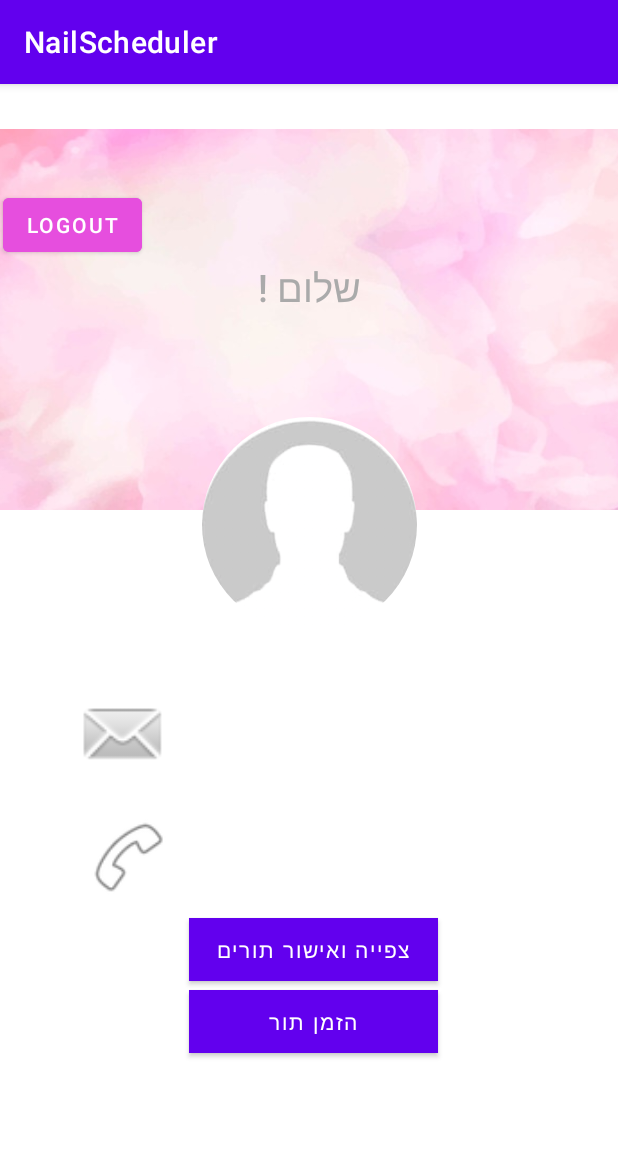
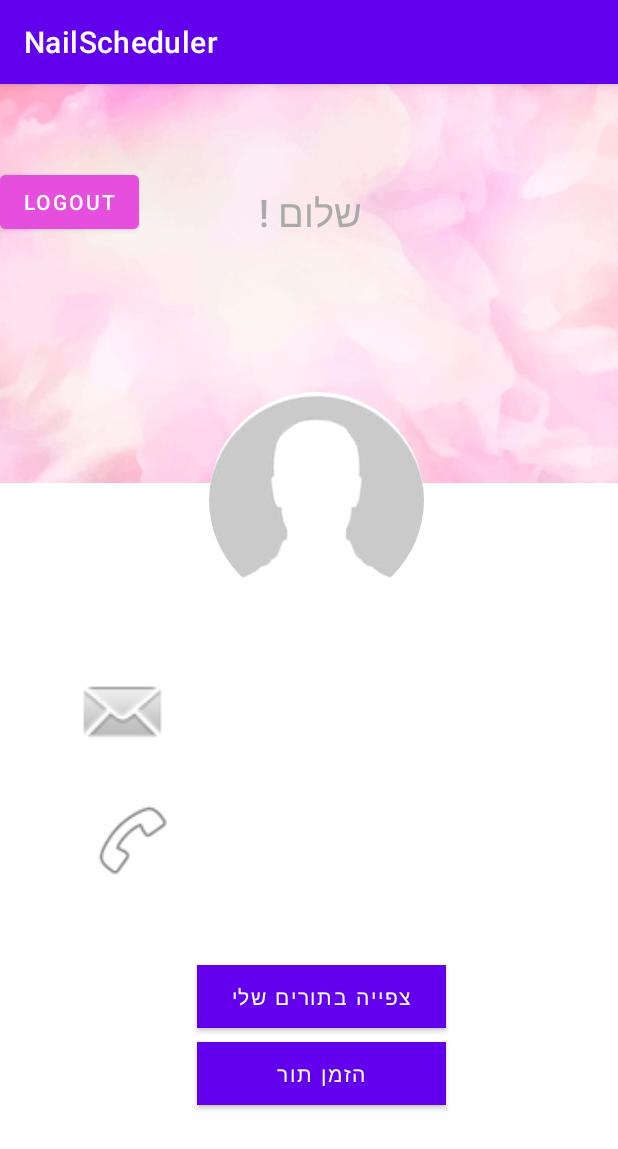
Before and after one commit to ElielGez/NailScheduler, an Android app: the ProfileClient screen opened directly, with no data from a screen before it, on a phone screen of 412 x 824 dp. Shown: the top 1149 px of the screen. Run offline under Robolectric (Android 15) with nearby library versions, the phone set to English and light mode, and no system bars; our stand-ins replace CircleImageView, Firebase (no records; nobody signed in at launch, a user with empty details on screens opened directly); 3 statements that could not run were skipped.

Commit message:
Fixed Button Constraints

```diff
--- a/app/src/main/AndroidManifest.xml
+++ b/app/src/main/AndroidManifest.xml
@@ -9,7 +9,8 @@
         android:roundIcon="@mipmap/ic_launcher_round"
         android:supportsRtl="true"
         android:theme="@style/Theme.NailScheduler">
-        <activity android:name=".ProfileClient"></activity>
+        <activity android:name=".ClientManageApts" />
+        <activity android:name=".ProfileClient" />
         <activity android:name=".ProfileBusiness" />
         <activity android:name=".RegisterBusiness" />
         <activity android:name=".RegisterClient" />
--- a/app/src/main/java/com/example/nailscheduler/AppointmentAdapter.java
+++ b/app/src/main/java/com/example/nailscheduler/AppointmentAdapter.java
@@ -48,6 +48,7 @@
         }
         Appointment currentAppointment = getItem(position);
         if(currentAppointment!=null) {
+
             TextView clientNameTextView = (TextView) listItemView.findViewById(R.id.client_name);
             clientNameTextView.setText(currentAppointment.getClientName());
 
--- a/app/src/main/java/com/example/nailscheduler/ProfileBusiness.java
+++ b/app/src/main/java/com/example/nailscheduler/ProfileBusiness.java
@@ -45,9 +45,9 @@
         emailTxtView = findViewById(R.id.tv_email);
         manage_apt =findViewById(R.id.manage_appointments);
         fAuth = FirebaseAuth.getInstance();
-        FirebaseUser CurrentUser = fAuth.getCurrentUser();
-        String CUid = CurrentUser.getUid();
-        userRef = FirebaseDatabase.getInstance().getReference().child("BusinessOwners").child(CUid);
+        FirebaseUser currentUser = fAuth.getCurrentUser();
+        String cUid = currentUser.getUid();
+        userRef = FirebaseDatabase.getInstance().getReference().child("BusinessOwners").child(cUid);
 
         // Read from the database
         userRef.addValueEventListener(new ValueEventListener() {
--- a/app/src/main/java/com/example/nailscheduler/ProfileClient.java
+++ b/app/src/main/java/com/example/nailscheduler/ProfileClient.java
@@ -47,9 +47,9 @@
         manageAppointment = findViewById(R.id.btn_apt_hist);
         scheduleAppointment = findViewById(R.id.btn_sched_apt);
         fAuth = FirebaseAuth.getInstance();
-        FirebaseUser CurrentUser = fAuth.getCurrentUser();
-        String CUid = CurrentUser.getUid();
-        userRef = FirebaseDatabase.getInstance().getReference().child("Clients").child(CUid);
+        FirebaseUser currentUser = fAuth.getCurrentUser();
+        String cUid = currentUser.getUid();
+        userRef = FirebaseDatabase.getInstance().getReference().child("Clients").child(cUid);
 
         // Read from the database
         userRef.addValueEventListener(new ValueEventListener() {
@@ -74,7 +74,8 @@
         manageAppointment.setOnClickListener(new View.OnClickListener() {
             @Override
             public void onClick(View v) {
-
+                Intent i = new Intent(ProfileClient.this, ClientManageApts.class);
+                startActivity(i);
             }
         });
         scheduleAppointment.setOnClickListener(new View.OnClickListener() {
--- a/app/src/main/res/layout/activity_profile_client.xml
+++ b/app/src/main/res/layout/activity_profile_client.xml
@@ -10,47 +10,49 @@
         android:id="@+id/btn_apt_hist"
         android:layout_width="166dp"
         android:layout_height="42dp"
-        android:layout_marginTop="556dp"
         android:background="#FFFFFF"
         android:backgroundTint="#CAC8C8"
         android:text="@string/client_Pro"
         android:textColor="#FFFFFF"
         android:textColorLink="#FFFFFF"
+        app:layout_constraintBottom_toBottomOf="parent"
         app:layout_constraintEnd_toEndOf="parent"
-        app:layout_constraintHorizontal_bias="0.512"
+        app:layout_constraintHorizontal_bias="0.534"
         app:layout_constraintStart_toStartOf="parent"
-        app:layout_constraintTop_toTopOf="parent" />
+        app:layout_constraintTop_toTopOf="parent"
+        app:layout_constraintVertical_bias="0.809" />
 
     <Button
         android:id="@+id/btn_sched_apt"
         android:layout_width="166dp"
         android:layout_height="42dp"
-        android:layout_marginTop="604dp"
         android:background="#FFFFFF"
         android:backgroundTint="#CAC8C8"
         android:text="@string/client_Pro_schedule"
         android:textColor="#FFFFFF"
         android:textColorLink="#FFFFFF"
+        app:layout_constraintBottom_toBottomOf="parent"
         app:layout_constraintEnd_toEndOf="parent"
-        app:layout_constraintHorizontal_bias="0.512"
+        app:layout_constraintHorizontal_bias="0.534"
         app:layout_constraintStart_toStartOf="parent"
-        app:layout_constraintTop_toTopOf="parent" />
+        app:layout_constraintTop_toTopOf="parent"
+        app:layout_constraintVertical_bias="0.88" />
 
     <androidx.constraintlayout.widget.ConstraintLayout
         android:id="@+id/constraintLayout"
-        android:layout_width="441dp"
-        android:layout_height="254dp"
-        android:layout_marginBottom="484dp"
+        android:layout_width="446dp"
+        android:layout_height="266dp"
         android:background="@drawable/pink"
         app:layout_constraintBottom_toBottomOf="parent"
         app:layout_constraintEnd_toEndOf="parent"
-        app:layout_constraintStart_toStartOf="parent">
+        app:layout_constraintStart_toStartOf="parent"
+        app:layout_constraintTop_toTopOf="parent"
+        app:layout_constraintVertical_bias="0.0">
 
         <Button
             android:id="@+id/logout"
             android:layout_width="wrap_content"
             android:layout_height="wrap_content"
-            android:layout_marginBottom="46dp"
             android:backgroundTint="#E64EDE"
             android:onClick="logout"
             android:text="Logout"
@@ -66,30 +68,28 @@
             android:id="@+id/tv_hello"
             android:layout_width="wrap_content"
             android:layout_height="wrap_content"
-            android:layout_marginStart="8dp"
-            android:layout_marginTop="88dp"
-            android:layout_marginEnd="8dp"
             android:fontFamily="sans-serif-condensed-medium"
             android:text="@string/hello_Pro"
             android:textAlignment="center"
             android:textColor="@android:color/darker_gray"
             android:textSize="25sp"
+            app:layout_constraintBottom_toBottomOf="parent"
             app:layout_constraintEnd_toEndOf="parent"
+            app:layout_constraintHorizontal_bias="0.501"
             app:layout_constraintStart_toStartOf="parent"
-            app:layout_constraintTop_toTopOf="parent" />
+            app:layout_constraintTop_toTopOf="parent"
+            app:layout_constraintVertical_bias="0.293" />
 
         <TextView
             android:id="@+id/tv_name"
             android:layout_width="wrap_content"
             android:layout_height="wrap_content"
-            android:layout_marginStart="8dp"
-            android:layout_marginTop="144dp"
-            android:layout_marginEnd="8dp"
             android:fontFamily="sans-serif-condensed-medium"
             android:text=" "
             android:textAlignment="center"
             android:textColor="@android:color/darker_gray"
             android:textSize="25sp"
+            app:layout_constraintBottom_toBottomOf="parent"
             app:layout_constraintEnd_toEndOf="parent"
             app:layout_constraintStart_toStartOf="parent"
             app:layout_constraintTop_toTopOf="parent" />
@@ -100,44 +100,49 @@
         android:id="@+id/iv_email"
         android:layout_width="103dp"
         android:layout_height="68dp"
-        android:layout_marginBottom="300dp"
         app:layout_constraintBottom_toBottomOf="parent"
         app:layout_constraintEnd_toEndOf="parent"
         app:layout_constraintHorizontal_bias="0.1"
         app:layout_constraintStart_toStartOf="parent"
+        app:layout_constraintTop_toTopOf="parent"
+        app:layout_constraintVertical_bias="0.55"
         app:srcCompat="@android:drawable/sym_action_email" />
 
     <TextView
         android:id="@+id/tv_email"
         android:layout_width="wrap_content"
         android:layout_height="wrap_content"
-        android:layout_marginBottom="324dp"
         android:text=" "
         app:layout_constraintBottom_toBottomOf="parent"
         app:layout_constraintEnd_toEndOf="parent"
-        app:layout_constraintHorizontal_bias="0.494"
-        app:layout_constraintStart_toStartOf="parent" />
+        app:layout_constraintHorizontal_bias="0.502"
+        app:layout_constraintStart_toStartOf="parent"
+        app:layout_constraintTop_toTopOf="parent"
+        app:layout_constraintVertical_bias="0.547" />
 
     <ImageView
         android:id="@+id/iv_phone"
         android:layout_width="91dp"
         android:layout_height="57dp"
-        android:layout_marginStart="40dp"
-        android:layout_marginBottom="224dp"
         app:layout_constraintBottom_toBottomOf="parent"
+        app:layout_constraintEnd_toEndOf="parent"
+        app:layout_constraintHorizontal_bias="0.134"
         app:layout_constraintStart_toStartOf="parent"
+        app:layout_constraintTop_toTopOf="parent"
+        app:layout_constraintVertical_bias="0.669"
         app:srcCompat="@android:drawable/ic_menu_call" />
 
     <TextView
         android:id="@+id/tv_phone"
         android:layout_width="wrap_content"
         android:layout_height="wrap_content"
-        android:layout_marginBottom="240dp"
         android:text=" "
         app:layout_constraintBottom_toBottomOf="parent"
         app:layout_constraintEnd_toEndOf="parent"
-        app:layout_constraintHorizontal_bias="0.494"
-        app:layout_constraintStart_toStartOf="parent" />
+        app:layout_constraintHorizontal_bias="0.502"
+        app:layout_constraintStart_toStartOf="parent"
+        app:layout_constraintTop_toTopOf="@+id/constraintLayout"
+        app:layout_constraintVertical_bias="0.653" />
 
     <de.hdodenhof.circleimageview.CircleImageView
         android:id="@+id/profile_image"
@@ -145,11 +150,12 @@
         android:layout_height="143dp"
         android:layout_alignParentTop="true"
         android:layout_centerHorizontal="true"
-        android:layout_marginTop="192dp"
         android:src="@drawable/profile"
+        app:layout_constraintBottom_toBottomOf="parent"
         app:layout_constraintEnd_toEndOf="parent"
-        app:layout_constraintHorizontal_bias="0.502"
+        app:layout_constraintHorizontal_bias="0.522"
         app:layout_constraintStart_toStartOf="parent"
-        app:layout_constraintTop_toTopOf="@+id/constraintLayout" />
+        app:layout_constraintTop_toTopOf="@+id/constraintLayout"
+        app:layout_constraintVertical_bias="0.329" />
 
 </androidx.constraintlayout.widget.ConstraintLayout>
--- a/app/src/main/res/values/strings.xml
+++ b/app/src/main/res/values/strings.xml
@@ -18,14 +18,10 @@
     <string name="phone_n_Reg">טלפון</string>
     <string name="button_register">הירשם</string>
     <string name="business_Pro">צפייה ואישור תורים</string>
-    <string name="client_Pro">צפייה ואישור תורים</string>
+    <string name="client_Pro">צפייה בתורים שלי</string>
     <string name="client_Pro_schedule">הזמן תור</string>
-    <string name="phone_business_Pro">Business User Phone Number</string>
-    <string name="email_business_Pro">Business User Email</string>
-    <string name="phone_client_Pro">Client User Phone Number</string>
-    <string name="email_client_Pro">Client User Email</string>
     <string name="hello_Pro">שלום !</string>
-
+    <string name="client_apt_view"></string>
 
 
 </resources>
```
Also changed, not shown: app/src/main/java/com/example/nailscheduler/ClientAppointmentAdapter.java (added, +84 -0 lines), app/src/main/java/com/example/nailscheduler/ClientManageApts.java (added, +87 -0 lines), app/src/main/res/layout/activity_profile_business.xml (+37 -32 lines), app/src/main/res/layout/client_apt_item.xml (added, +81 -0 lines), app/src/main/res/layout/client_manage_apts.xml (added, +28 -0 lines).
